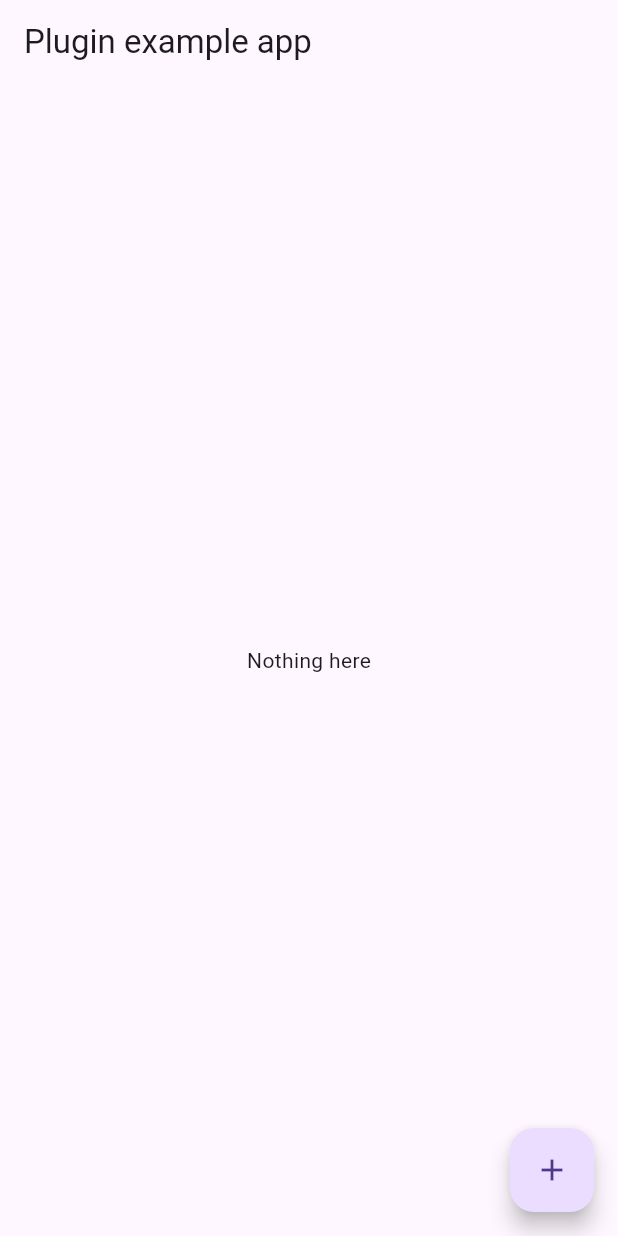
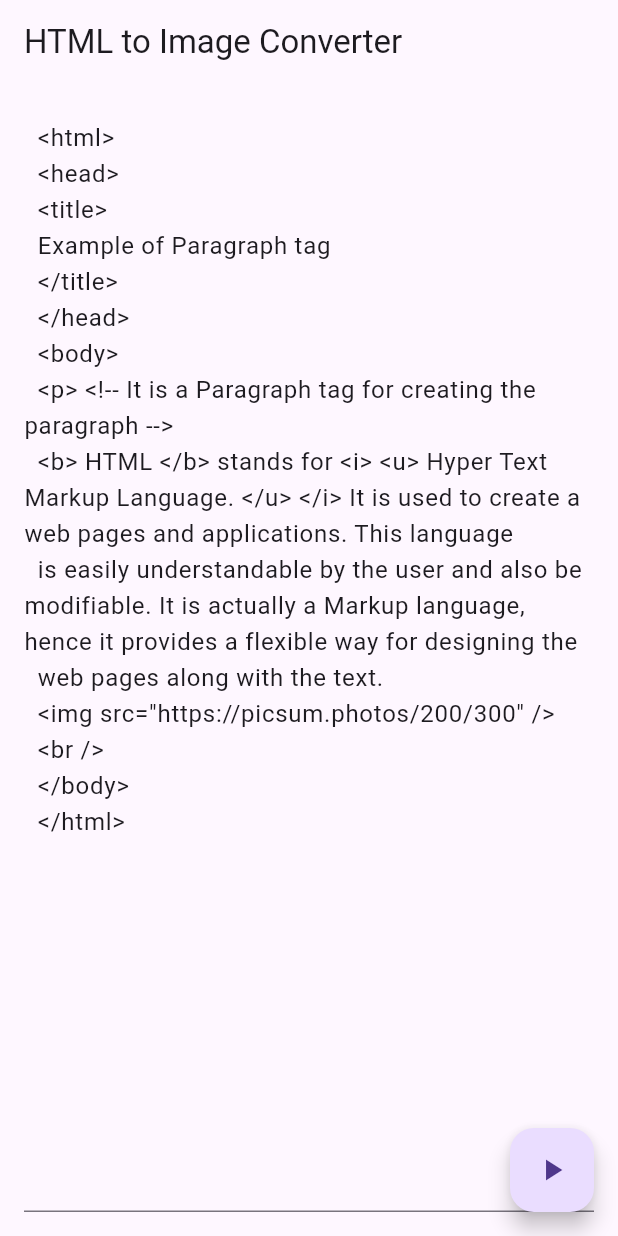
Before and after one commit to kedarkarkee/html_to_image, a Flutter app: the screen it shows after launch, on a phone screen of 412 x 824 dp. Run offline on Flutter 3.47's test engine with Material 3 defaults, Android fonts, the phone set to English and light mode, and no system bars; our stand-ins replace plugin_platform_interface.

Commit message:
feat: example app implementation

```diff
--- a/example/lib/main.dart
+++ b/example/lib/main.dart
@@ -3,25 +3,6 @@ import 'dart:async';
 
 import 'package:flutter/services.dart';
 import 'package:html_to_image/html_to_image.dart';
-
-const htmlContent = '''
-<Html>
-<Head>
-<title>
-Example of Paragraph tag
-</title>
-</Head>
-<Body>
-<p> <!-- It is a Paragraph tag for creating the paragraph -->
-<b> HTML </b> stands for <i> <u> Hyper Text Markup Language. </u> </i> It is used to create a web pages and applications. This language
-is easily understandable by the user and also be modifiable. It is actually a Markup language, hence it provides a flexible way for designing the
-web pages along with the text.
-</p>
-यो नेपाली अक्षर हो
-</p>
-</Body>
-</Html>
-''';
 
 void main() {
   runApp(const MyApp());
@@ -35,20 +16,47 @@ class MyApp extends StatefulWidget {
 }
 
 class _MyAppState extends State<MyApp> {
+  late final TextEditingController _controller;
   final _htmlToImagePlugin = HtmlToImage();
   Uint8List? img;
 
+  static const _dummyContent = '''
+  <html>
+  <head>
+  <title>
+  Example of Paragraph tag
+  </title>
+  </head>
+  <body>
+  <p> <!-- It is a Paragraph tag for creating the paragraph -->
+  <b> HTML </b> stands for <i> <u> Hyper Text Markup Language. </u> </i> It is used to create a web pages and applications. This language
+  is easily understandable by the user and also be modifiable. It is actually a Markup language, hence it provides a flexible way for designing the
+  web pages along with the text.
+  <img src="https://picsum.photos/200/300" />
+  <br />
+  </body>
+  </html>
+  ''';
+
+  @override
+  void initState() {
+    super.initState();
+    _controller = TextEditingController(text: _dummyContent);
+  }
+
+  @override
+  void dispose() {
+    _controller.dispose();
+    super.dispose();
+  }
+
   Future<void> contentToImage() async {
-    try {
-      final image = await _htmlToImagePlugin.convertToImage(
-        content: htmlContent,
+    final image = await _htmlToImagePlugin.tryConvertToImage(
+      content: _controller.text,
     );
     setState(() {
       img = image;
     });
-    } catch (e) {
-      print(e);
-    }
   }
 
   @override
@@ -56,15 +64,31 @@ class _MyAppState extends State<MyApp> {
     return MaterialApp(
       home: Scaffold(
         appBar: AppBar(
-          title: const Text('Plugin example app'),
+          title: const Text('HTML to Image Converter'),
         ),
-        body: Center(
-          child: img == null ? const Text('Nothing here') : Image.memory(img!),
+        body: img == null
+            ? Padding(
+                padding: const EdgeInsets.all(16.0),
+                child: TextField(
+                  controller: _controller,
+                  maxLines: 100,
                 ),
-        floatingActionButton: FloatingActionButton(
+              )
+            : Image.memory(img!),
+        floatingActionButton: img == null
+            ? FloatingActionButton(
                 onPressed: contentToImage,
-          tooltip: 'COnvert',
-          child: const Icon(Icons.add),
+                tooltip: 'Convert to Image',
+                child: const Icon(Icons.play_arrow),
+              )
+            : FloatingActionButton(
+                onPressed: () {
+                  setState(() {
+                    img = null;
+                  });
+                },
+                tooltip: 'Clear',
+                child: const Icon(Icons.clear),
               ),
       ),
     );
```
Lines whose indentation alone changed are shown as unchanged.
